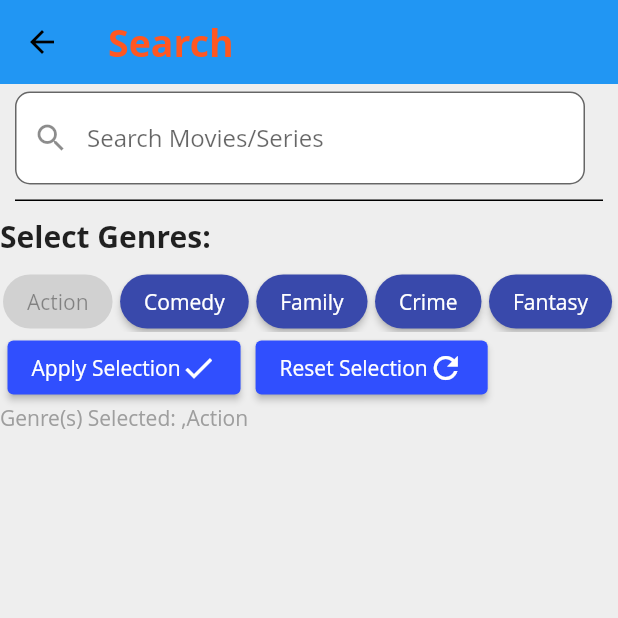
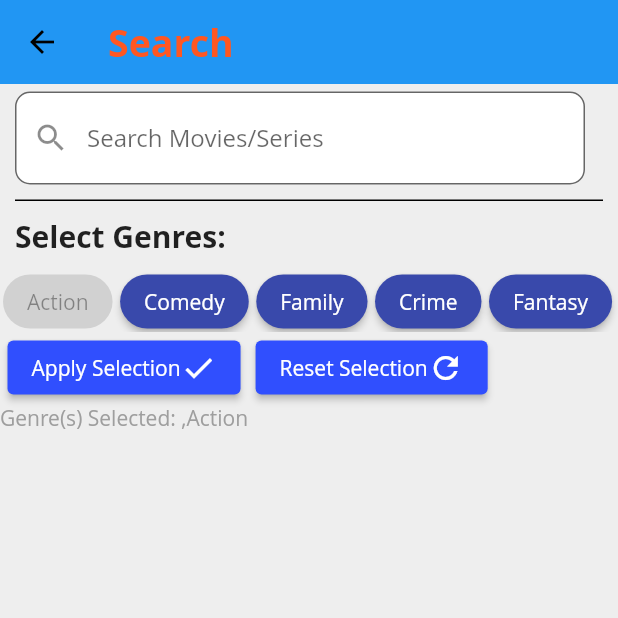
Before and after one commit to TanWengOnn/imdb_api_hackathon, a Flutter app: the SearchPage screen opened by its route, after a tap on "Action", on a phone screen of 412 x 824 dp, the top half of it. Run offline on Flutter 3.47's test engine with Material 2 defaults, Android fonts, the phone set to English and light mode, and no system bars; our stand-ins replace flutter_bloc; network calls fail; Roboto replaces fonts that are missing (Open Sans).

Commit message:
added search_movie_list

```diff
--- a/lib/pages/search_page.dart
+++ b/lib/pages/search_page.dart
@@ -4,6 +4,7 @@ import 'package:flutter_bloc/flutter_bloc.dart';
 import 'package:imdb_api_hackathon/states/movie_state.dart';
 import 'package:imdb_api_hackathon/states/search_cubit.dart';
 import 'package:imdb_api_hackathon/widgets/movie_lists.dart';
+import 'package:imdb_api_hackathon/widgets/search_movie_list.dart';
 
 class SearchPage extends StatefulWidget {
   const SearchPage({Key? key}) : super(key: key);
@@ -55,7 +56,7 @@ class _SearchPageState extends State<SearchPage> {
                 bottom: BorderSide(color: Colors.black),
               ),
             ),
-            padding: EdgeInsets.fromLTRB(0, 0, 0, 10),
+            padding: EdgeInsets.only(bottom: 10),
             margin: EdgeInsets.fromLTRB(10, 5, 10, 0),
             child: Row(
               children: [
@@ -85,8 +86,11 @@ class _SearchPageState extends State<SearchPage> {
             ),
           ),
           SizedBox(height: 10),
-          Text('Select Genres:',
-              style: TextStyle(fontWeight: FontWeight.bold, fontSize: 20)),
+          Container(
+            margin: EdgeInsets.only(left: 10),
+            child: Text('Select Genres:',
+                style: TextStyle(fontWeight: FontWeight.bold, fontSize: 20)),
+          ),
           SizedBox(height: 10),
           Row(
             mainAxisAlignment: MainAxisAlignment.center,
@@ -113,26 +117,8 @@ class _SearchPageState extends State<SearchPage> {
                                           "," +
                                           genresList[index];
                                     }
-                                    if (movieGenres?.contains("Action") ==
-                                        true) {
-                                      _isTagSelected[index] = true;
-                                    } else if (movieGenres
-                                            ?.contains("Comedy") ==
-                                        true) {
-                                      _isTagSelected[index] = true;
-                                    } else if (movieGenres
-                                            ?.contains("Family") ==
-                                        true) {
-                                      _isTagSelected[index] = true;
-                                    } else if (movieGenres?.contains("Crime") ==
-                                        true) {
-                                      _isTagSelected[index] = true;
-                                    } else if (movieGenres
-                                            ?.contains("Fantasy") ==
-                                        true) {
-                                      _isTagSelected[index] = true;
-                                    } else if (movieGenres
-                                            ?.contains("Horror") ==
+                                    if (movieGenres?.contains(
+                                            "${genresList[index]}") ==
                                         true) {
                                       _isTagSelected[index] = true;
                                     }
@@ -205,7 +191,7 @@ class _SearchPageState extends State<SearchPage> {
                   return CircularProgressIndicator();
                 }
                 if (state is MoviesLoaded) {
-                  return MovieList(searchModel: state.movieModel);
+                  return SearchMovieList(searchModel: state.movieModel);
                 } else {
                   if (state is MoviesError) {
                     print(state.errorMessage);
--- a/lib/services/search_service.dart
+++ b/lib/services/search_service.dart
@@ -7,7 +7,7 @@ class SearchService {
       String? genre,
       String? moviemeter,
       String? count}) async {
-    const String apiKey = "k_8dgpz1mi";
+    const String apiKey = "k_s4hmxd4c";
     // k_2b0tzkax
     // k_mvigl067
     // k_8dgpz1mi
```
Also changed, not shown: lib/pages/movie_details_page.dart (+38 -18 lines), lib/widgets/search_movie_list.dart (added, +91 -0 lines).
